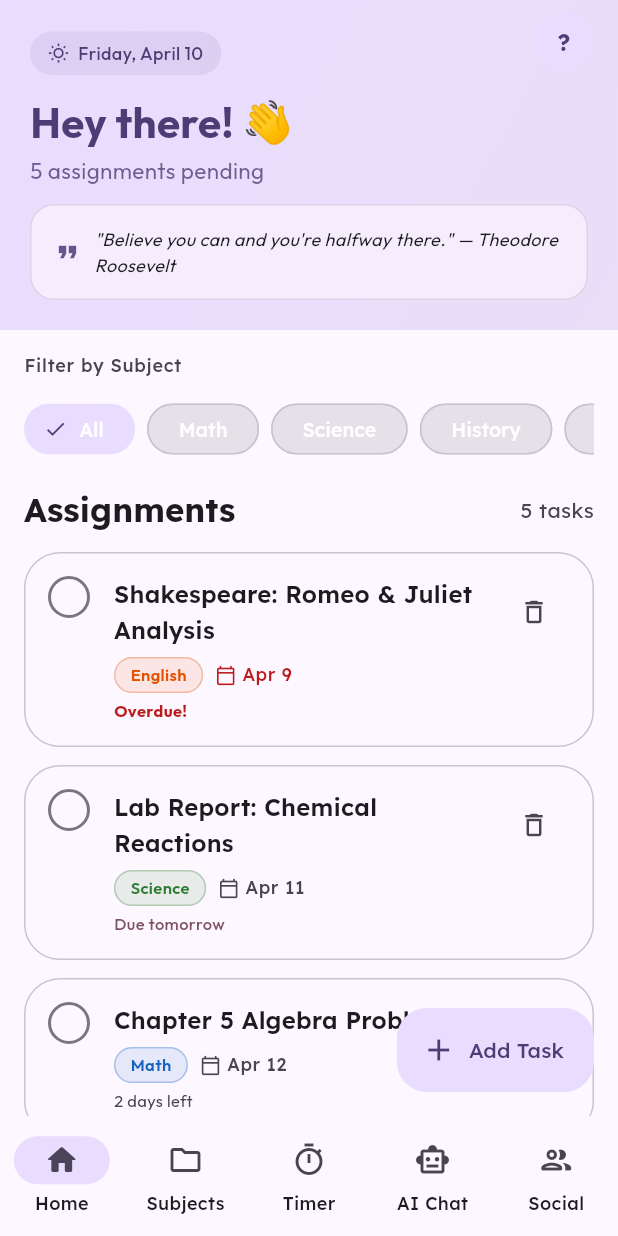
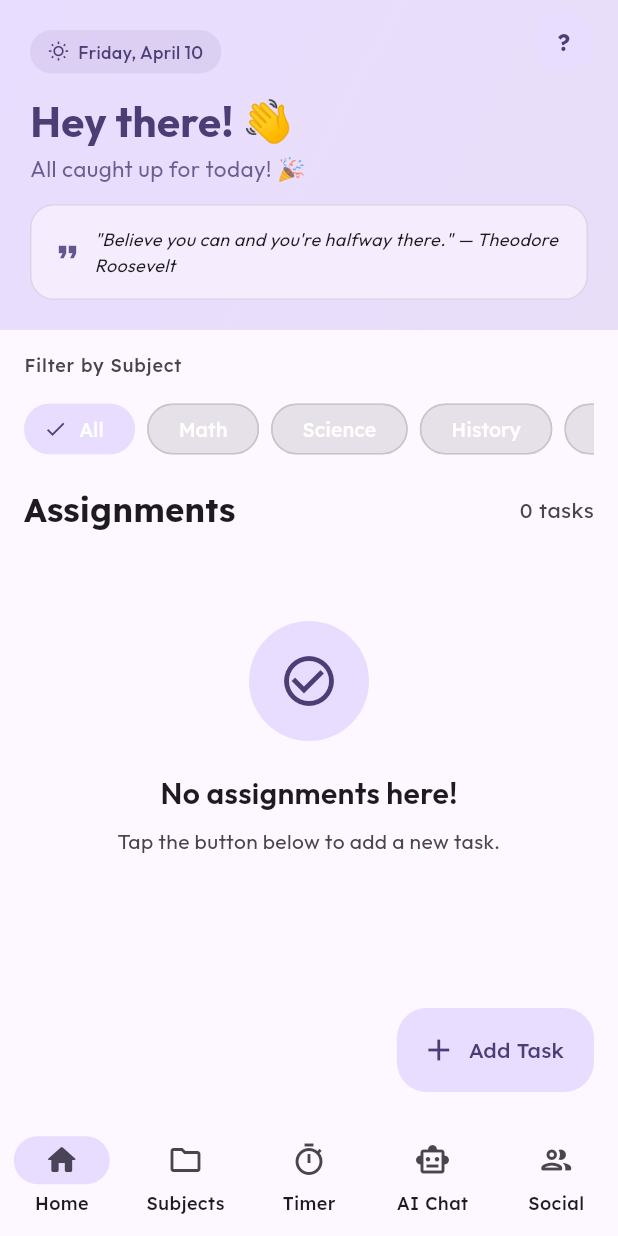
Before and after one commit to anpuop1511/homework-helper, a Flutter app: the MainScaffold screen opened directly, on a phone screen of 412 x 824 dp. Run offline on Flutter 3.47's test engine with Material 3 defaults, Android fonts, the phone set to English and light mode, and no system bars; drawn by our look-alikes of dynamic_color; our stand-ins replace animate_do, cloud_firestore, firebase_auth, firebase_core, firebase_storage, flutter_local_notifications and 9 more; missing offline and left inert: nfc_manager; accounts and stored records are empty.

Commit message:
fix: username loop, avatar initial @skip, remove dummy assignments
Agent-Logs-Url: https://github.com/anpuop1511/homework-helper/sessions/b5e131bd-fb77-45b5-b507-dd54ea8f6ae3

Co-authored-by: anpuop1511 <261196503+anpuop1511@users.noreply.github.com>

```diff
--- a/lib/providers/assignments_provider.dart
+++ b/lib/providers/assignments_provider.dart
@@ -6,47 +6,6 @@ import 'user_provider.dart';
 
 /// XP awarded when an assignment is marked complete.
 const int _xpPerAssignment = 25;
-
-/// Sample assignments shown in offline / guest mode.
-List<Assignment> _sampleAssignments() => [
-      Assignment(
-        id: '1',
-        title: 'Chapter 5 Algebra Problems',
-        subject: Subject.math,
-        dueDate: DateTime.now().add(const Duration(days: 2)),
-      ),
-      Assignment(
-        id: '2',
-        title: 'Lab Report: Chemical Reactions',
-        subject: Subject.science,
-        dueDate: DateTime.now().add(const Duration(days: 1)),
-      ),
-      Assignment(
-        id: '3',
-        title: 'Essay: World War II Causes',
-        subject: Subject.history,
-        dueDate: DateTime.now().add(const Duration(days: 5)),
-      ),
-      Assignment(
-        id: '4',
-        title: 'Shakespeare: Romeo & Juliet Analysis',
-        subject: Subject.english,
-        dueDate: DateTime.now().subtract(const Duration(days: 1)),
-      ),
-      Assignment(
-        id: '5',
-        title: 'Watercolor Landscape Painting',
-        subject: Subject.art,
-        dueDate: DateTime.now().add(const Duration(days: 7)),
-      ),
-      Assignment(
-        id: '6',
-        title: 'Practice Scales — C Major',
-        subject: Subject.music,
-        dueDate: DateTime.now().add(const Duration(days: 3)),
-        isCompleted: true,
-      ),
-    ];
 
 /// Manages the list of assignments and notifies listeners on changes.
 ///
@@ -58,7 +17,7 @@ class AssignmentsProvider extends ChangeNotifier {
 
   String? _uid;
   StreamSubscription<List<Assignment>>? _sub;
-  final List<Assignment> _assignments = _sampleAssignments();
+  final List<Assignment> _assignments = [];
 
   List<Assignment> get assignments => List.unmodifiable(_assignments);
 
@@ -79,33 +38,16 @@ class AssignmentsProvider extends ChangeNotifier {
     _sub = null;
 
     if (uid == null) {
-      // Guest mode: restore sample data.
-      _assignments
-        ..clear()
-        ..addAll(_sampleAssignments());
+      // Guest mode: clear any existing data.
+      _assignments.clear();
       notifyListeners();
       return;
     }
 
-    // Cloud mode: if there are no docs yet, seed with the local sample data.
+    // Cloud mode: subscribe to Firestore and mirror changes locally.
     final stream = DatabaseService.instance.assignmentsStream(uid);
-    bool firstEvent = true;
     _sub = stream.listen(
-      (cloudAssignments) async {
-        if (firstEvent && cloudAssignments.isEmpty) {
-          // Migrate the in-memory sample data to the cloud on first login.
-          try {
-            await DatabaseService.instance.bulkSaveAssignments(
-              uid,
-              List.of(_assignments),
-            );
-          } catch (_) {
-            // Migration failed — keep local sample data.
-          }
-          firstEvent = false;
-          return; // The migration triggers another stream event with real data.
-        }
-        firstEvent = false;
+      (cloudAssignments) {
         _assignments
           ..clear()
           ..addAll(cloudAssignments);
--- a/lib/screens/main_scaffold.dart
+++ b/lib/screens/main_scaffold.dart
@@ -10,6 +10,13 @@ import 'chat_screen.dart';
 import 'social_screen.dart';
 import 'profile_screen.dart';
 import 'settings_screen.dart';
+
+/// Returns the single character to use as a profile avatar initial.
+/// Skips any leading '@' symbol (e.g. '@anpu' → 'A').
+String _avatarInitialFor(String displayName) {
+  final name = displayName.startsWith('@') ? displayName.substring(1) : displayName;
+  return name.isNotEmpty ? name[0].toUpperCase() : '?';
+}
 
 /// The root scaffold of the app with adaptive navigation.
 ///
@@ -93,7 +100,7 @@ class _MainScaffoldState extends State<MainScaffold> {
           radius: 20,
           backgroundColor: colorScheme.primaryContainer,
           child: Text(
-            displayName.isNotEmpty ? displayName[0].toUpperCase() : '?',
+            _avatarInitialFor(displayName),
             style: TextStyle(
               fontSize: 16,
               fontWeight: FontWeight.w700,
@@ -252,7 +259,7 @@ class _UserHubSheet extends StatelessWidget {
             radius: 36,
             backgroundColor: colorScheme.primaryContainer,
             child: Text(
-              displayName.isNotEmpty ? displayName[0].toUpperCase() : '?',
+              _avatarInitialFor(displayName),
               style: TextStyle(
                 fontSize: 32,
                 fontWeight: FontWeight.w700,
```
Also changed, not shown: lib/main.dart (+51 -0 lines), 1 other file.
